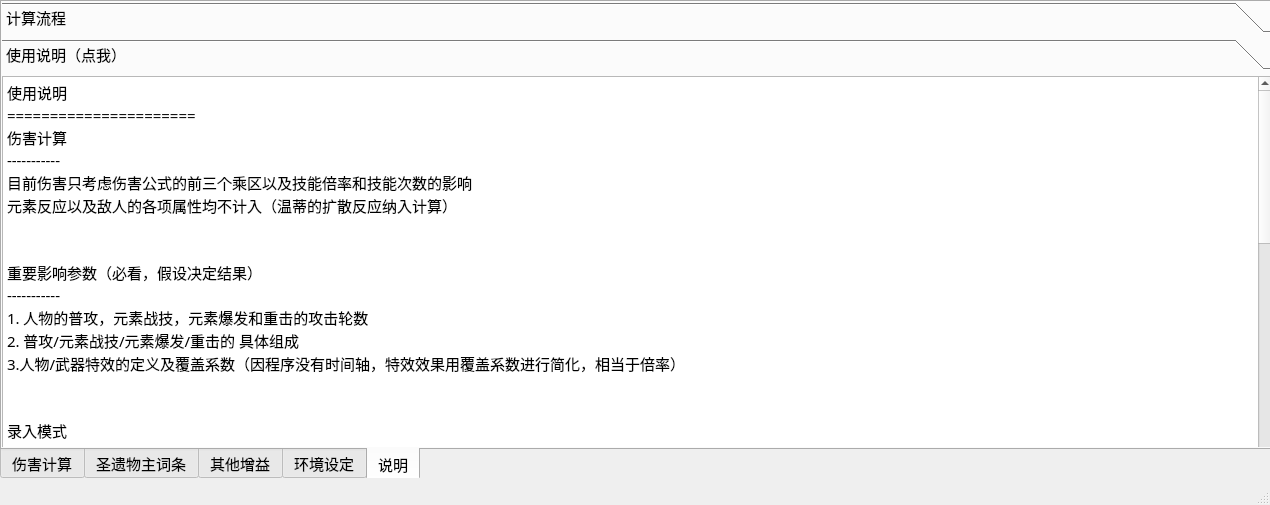
Qt form data/ui/test.ui (gaofrank1986/gmi15) before a commit.
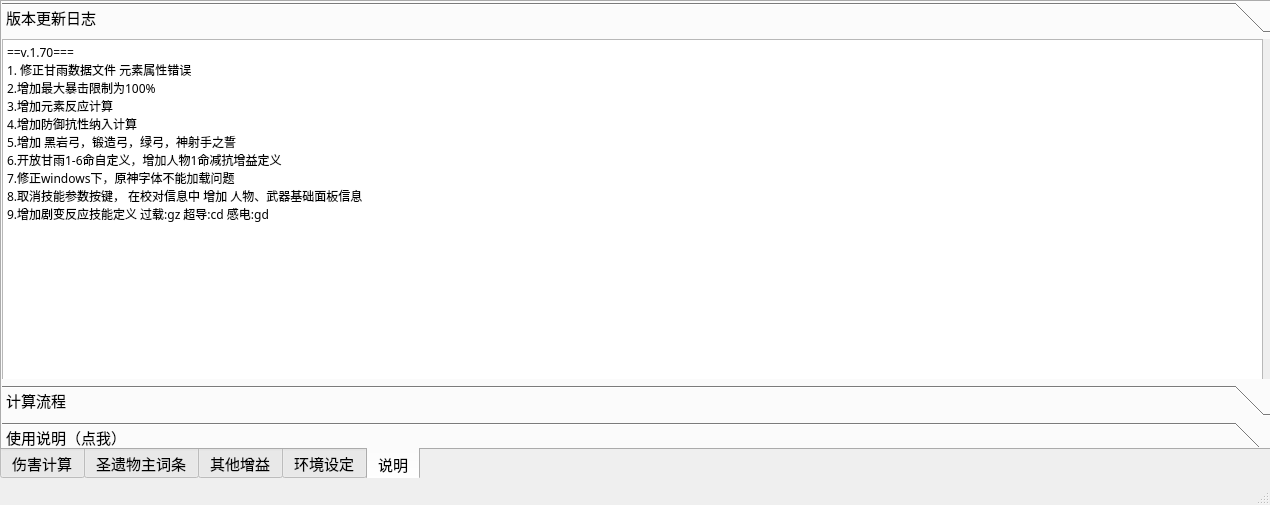
The same form after that commit. The open tabs and pages were chosen to show the change. Icons and pictures are not drawn.

Patch:
```diff
--- a/data/ui/test.ui
+++ b/data/ui/test.ui
@@ -1576,8 +1576,55 @@
        </rect>
       </property>
       <property name="currentIndex">
-       <number>1</number>
+       <number>0</number>
       </property>
+      <widget class="QWidget" name="page_3">
+       <property name="geometry">
+        <rect>
+         <x>0</x>
+         <y>0</y>
+         <width>1281</width>
+         <height>343</height>
+        </rect>
+       </property>
+       <attribute name="label">
+        <string>版本更新日志</string>
+       </attribute>
+       <widget class="QPlainTextEdit" name="plainTextEdit_3">
+        <property name="geometry">
+         <rect>
+          <x>0</x>
+          <y>0</y>
+          <width>1261</width>
+          <height>341</height>
+         </rect>
+        </property>
+        <property name="font">
+         <font>
+          <family>汉仪文黑-85W</family>
+          <pointsize>9</pointsize>
+          <weight>50</weight>
+          <italic>false</italic>
+          <bold>false</bold>
+         </font>
+        </property>
+        <property name="readOnly">
+         <bool>true</bool>
+        </property>
+        <property name="plainText">
+         <string>==v.1.70===
+1. 修正甘雨数据文件 元素属性错误
+2.增加最大暴击限制为100%
+3.增加元素反应计算
+4.增加防御抗性纳入计算
+5.增加 黑岩弓，锻造弓，绿弓，神射手之誓
+6.开放甘雨1-6命自定义，增加人物1命减抗增益定义
+7.修正windows下，原神字体不能加载问题
+8.取消技能参数按键， 在校对信息中 增加 人物、武器基础面板信息
+9.增加剧变反应技能定义 过载:gz 超导:cd 感电:gd</string>
+        </property>
+       </widget>
+      </widget>
       <widget class="QWidget" name="page">
        <property name="geometry">
         <rect>
@@ -1632,8 +1679,8 @@
         <rect>
          <x>0</x>
          <y>0</y>
-         <width>98</width>
-         <height>28</height>
+         <width>1281</width>
+         <height>343</height>
         </rect>
        </property>
        <attribute name="label">
@@ -1648,6 +1695,15 @@
           <height>391</height>
          </rect>
         </property>
+        <property name="font">
+         <font>
+          <family>汉仪文黑-85W</family>
+          <pointsize>9</pointsize>
+          <weight>50</weight>
+          <italic>false</italic>
+          <bold>false</bold>
+         </font>
+        </property>
         <property name="readOnly">
          <bool>true</bool>
         </property>
```
Left out of the diff: 23 changed lines with no effect on the pictures.
